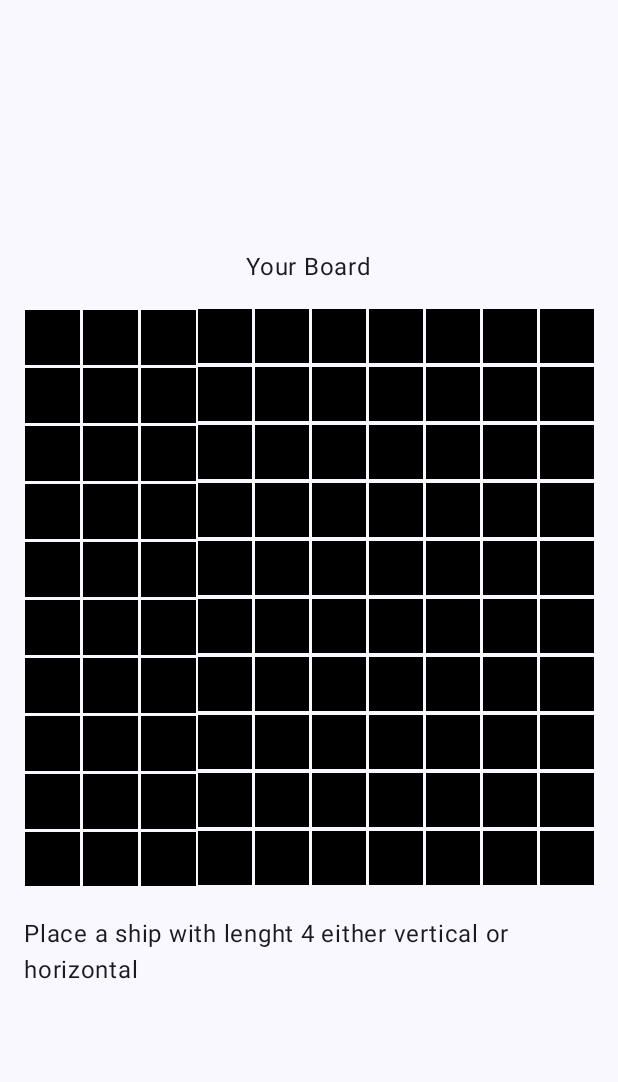
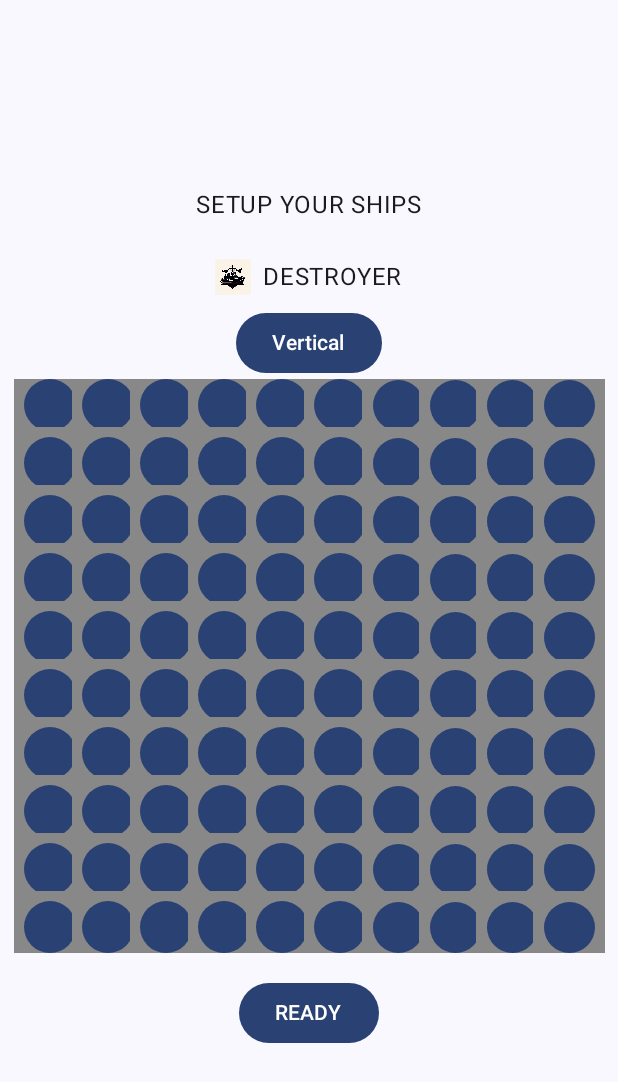
Before and after one commit to Nasirjamaelmi/Android-devolopment, an Android app built with Jetpack Compose: the screen it shows after launch (MainActivity), after a tap on "Start Game", on a phone screen of 412 x 824 dp. Shown: the top 1082 px of the screen. Run offline under Robolectric (Android 15) with nearby library versions, the phone set to English and light mode, and no system bars.

Commit message:
ship placement

```diff
--- a/app/src/main/java/se/ju/jana22oj/project_eclipse/HomeScreen.kt
+++ b/app/src/main/java/se/ju/jana22oj/project_eclipse/HomeScreen.kt
@@ -10,8 +10,10 @@ import androidx.compose.foundation.layout.Column
 import androidx.compose.foundation.layout.height
 import androidx.compose.material3.Button
 import androidx.compose.material3.ButtonDefaults
+import androidx.compose.material3.ExperimentalMaterial3Api
 import androidx.compose.material3.MaterialTheme
 import androidx.compose.material3.Text
+import androidx.compose.material3.TextField
 import androidx.compose.runtime.Composable
 import androidx.compose.runtime.getValue
 import androidx.compose.runtime.remember
@@ -30,9 +32,10 @@ import androidx.navigation.compose.rememberNavController
 import se.ju.jana22oj.project_eclipse.screens.Screen
 
 
+@OptIn(ExperimentalMaterial3Api::class)
 @Composable
 fun HomeScreen(modifier: Modifier = Modifier, navController: NavController = rememberNavController()){
-    var homeTime by remember { mutableStateOf(true)}
+    var playerName by remember { mutableStateOf("") }
 
 
     Box(modifier = Modifier.fillMaxSize()){
@@ -52,12 +55,18 @@ fun HomeScreen(modifier: Modifier = Modifier, navController: NavController = rem
             fontWeight = FontWeight.Bold,
             color = Color.White
         )
+        TextField(
+            value = playerName,
+            onValueChange = { playerName = it },
+            label = { Text("Enter your name") },
+            modifier = Modifier.padding(vertical = 24.dp)
+        )
         Button(
             modifier = Modifier
                 .padding(vertical = 24.dp)
                 .height(50.dp)
                 .fillMaxWidth(fraction = 0.8f),
-                onClick = { navController.navigate(route = Screen.Game.route) },
+                onClick = { navController.navigate(route = Screen.Setup.route) },
                 colors = ButtonDefaults.buttonColors(Color.Black)
 
 
--- a/app/src/main/java/se/ju/jana22oj/project_eclipse/LobbyScreen.kt
+++ b/app/src/main/java/se/ju/jana22oj/project_eclipse/LobbyScreen.kt
@@ -80,7 +80,7 @@ fun PlayerItem(player: Player, lobbyViewModel: LobbyViewModel){
     ) {
         Text(text = player.name)
         Button(onClick = { lobbyViewModel.invitePlayer(player) }) {
-            Text("Text")
+            Text("Invite")
 
         }
     }
--- a/app/src/main/java/se/ju/jana22oj/project_eclipse/MainActivity.kt
+++ b/app/src/main/java/se/ju/jana22oj/project_eclipse/MainActivity.kt
@@ -25,6 +25,7 @@ import kotlinx.coroutines.launch
 import se.ju.jana22oj.project_eclipse.screens.GameScreen
 import se.ju.jana22oj.project_eclipse.screens.MainScreen
 import se.ju.jana22oj.project_eclipse.screens.Screen
+import se.ju.jana22oj.project_eclipse.screens.SetupShipScreen
 
 data class Cell(
     val row: Int,
@@ -52,6 +53,9 @@ class MainActivity : ComponentActivity() {
                         }
                         composable(route = Screen.Lobby.route){
                             LobbyScreen(navController = navController)
+                        }
+                        composable(route = Screen.Setup.route){
+                            SetupShipScreen()
                         }
                         composable(route = Screen.Game.route) {
                             GameScreen(navController = navController)
--- a/app/src/main/java/se/ju/jana22oj/project_eclipse/screens/GameScreen.kt
+++ b/app/src/main/java/se/ju/jana22oj/project_eclipse/screens/GameScreen.kt
@@ -1,8 +1,6 @@
 package se.ju.jana22oj.project_eclipse.screens
 
-import androidx.compose.foundation.Image
 import androidx.compose.foundation.layout.Arrangement
-import androidx.compose.foundation.layout.Box
 import androidx.compose.foundation.layout.Column
 import androidx.compose.foundation.layout.Spacer
 import androidx.compose.foundation.layout.aspectRatio
@@ -14,21 +12,18 @@ import androidx.compose.foundation.lazy.grid.LazyVerticalGrid
 import androidx.compose.foundation.lazy.grid.items
 import androidx.compose.material3.Button
 import androidx.compose.material3.ButtonDefaults
+import androidx.compose.material3.Icon
 import androidx.compose.material3.Text
 import androidx.compose.runtime.Composable
-import androidx.compose.runtime.mutableStateOf
-import androidx.compose.runtime.remember
+import androidx.compose.runtime.getValue
 import androidx.compose.ui.Alignment
 import androidx.compose.ui.Modifier
+import androidx.compose.ui.graphics.Color
 import androidx.compose.ui.graphics.RectangleShape
-import androidx.compose.ui.layout.ContentScale
-import androidx.compose.ui.res.painterResource
-import androidx.compose.ui.text.buildAnnotatedString
 import androidx.compose.ui.unit.dp
 import androidx.lifecycle.viewmodel.compose.viewModel
 import androidx.navigation.NavController
 import androidx.navigation.compose.rememberNavController
-import se.ju.jana22oj.project_eclipse.R
 import se.ju.jana22oj.project_eclipse.viewmodels.Cell
 import se.ju.jana22oj.project_eclipse.viewmodels.GameViewModel
 
@@ -37,8 +32,6 @@ import se.ju.jana22oj.project_eclipse.viewmodels.GameViewModel
 fun GameScreen(gameViewModel: GameViewModel = viewModel(),navController: NavController = rememberNavController())
 {
     val cells = gameViewModel.cells
-    val shipCreationMessage = gameViewModel.shipCreationMessage
-
 
     Column(
         modifier = Modifier
@@ -62,24 +55,13 @@ fun GameScreen(gameViewModel: GameViewModel = viewModel(),navController: NavCont
            }
 
         }
-        Text(
-            text = buildAnnotatedString {
-                val delimiter = "<br>"
-                val parts = shipCreationMessage.value.split(delimiter)
-                for ((index, part) in parts.withIndex()) {
-                    append(part)
-                    if (index < parts.size - 1) {
-                        append("\n")
-                    }
-                }
-            },
+        Text(text = "Make your ships ready",
             modifier = Modifier
                 .padding(top = 20.dp)
+                .height(20.dp)
         )
     }
-
 }
-
 @Composable
 fun CellView(cell: Cell, onClick: () -> Unit) {
     Button(
--- a/app/src/main/java/se/ju/jana22oj/project_eclipse/screens/Screen.kt
+++ b/app/src/main/java/se/ju/jana22oj/project_eclipse/screens/Screen.kt
@@ -2,7 +2,7 @@ package se.ju.jana22oj.project_eclipse.screens
 
 sealed class Screen(val route:String){
     object Main : Screen(route = "main")
-
+    object Setup: Screen(route = "Setup")
     object Lobby: Screen(route = "lobby")
     object Game : Screen(route = "game")
 
--- /dev/null
+++ b/app/src/main/java/se/ju/jana22oj/project_eclipse/screens/SetupShipScreen.kt
@@ -0,0 +1,165 @@
+package se.ju.jana22oj.project_eclipse.screens
+
+import androidx.compose.foundation.Image
+import androidx.compose.foundation.background
+import androidx.compose.foundation.clickable
+import androidx.compose.foundation.layout.Arrangement
+import androidx.compose.foundation.layout.Box
+import androidx.compose.foundation.layout.Column
+import androidx.compose.foundation.layout.Row
+import androidx.compose.foundation.layout.Spacer
+import androidx.compose.foundation.layout.aspectRatio
+import androidx.compose.foundation.layout.fillMaxSize
+import androidx.compose.foundation.layout.height
+import androidx.compose.foundation.layout.padding
+import androidx.compose.foundation.layout.size
+import androidx.compose.foundation.layout.width
+import androidx.compose.foundation.lazy.grid.GridCells
+import androidx.compose.foundation.lazy.grid.LazyVerticalGrid
+import androidx.compose.material3.Button
+import androidx.compose.material3.DropdownMenu
+import androidx.compose.material3.DropdownMenuItem
+import androidx.compose.material3.Text
+import androidx.compose.runtime.Composable
+import androidx.compose.runtime.MutableState
+import androidx.compose.runtime.getValue
+import androidx.compose.runtime.mutableStateOf
+import androidx.compose.runtime.remember
+import androidx.compose.runtime.setValue
+import androidx.compose.ui.Alignment
+import androidx.compose.ui.Modifier
+import androidx.compose.ui.graphics.Color
+import androidx.compose.ui.res.painterResource
+import androidx.compose.ui.tooling.preview.Preview
+import androidx.compose.ui.unit.dp
+import androidx.lifecycle.viewmodel.compose.viewModel
+import se.ju.jana22oj.project_eclipse.R
+import se.ju.jana22oj.project_eclipse.viewmodels.Board
+import se.ju.jana22oj.project_eclipse.viewmodels.Coordinates
+import se.ju.jana22oj.project_eclipse.viewmodels.SetupShipViewModel
+import se.ju.jana22oj.project_eclipse.viewmodels.Ship
+import se.ju.jana22oj.project_eclipse.viewmodels.ShipType
+
+
+@Composable
+fun SetupShipScreen(setupShipViewModel: SetupShipViewModel = viewModel()) {
+    val ships = setupShipViewModel.ships
+    val selectedShipType = remember { mutableStateOf(ShipType.DESTROYER) } // default selection
+    val isRotated = remember { mutableStateOf(false) } // to handle ship rotation
+
+    Column(
+            modifier = Modifier
+                    .fillMaxSize()
+                    .padding(16.dp),
+            verticalArrangement = Arrangement.Center,
+            horizontalAlignment = Alignment.CenterHorizontally
+    ) {
+        Text(text = "SETUP YOUR SHIPS")
+        Spacer(modifier = Modifier.height(16.dp))
+
+        // Dropdown menu for ship selection
+        DropdownMenuWithIcons(selectedShipType)
+
+        // Button to toggle ship rotation
+        Button(onClick = { isRotated.value = !isRotated.value }) {
+            Text(text = if (isRotated.value) "Horizontal" else "Vertical")
+        }
+
+        // Grid for ship placement
+        LazyVerticalGrid(
+                columns = GridCells.Fixed(Board.BoardSize),
+                verticalArrangement = Arrangement.spacedBy(4.dp),
+                horizontalArrangement = Arrangement.spacedBy(4.dp)
+        ) {
+            items(Board.BoardSize * Board.BoardSize) { index ->
+                val x = index % Board.BoardSize
+                val y = index / Board.BoardSize
+                CellView(Coordinates(x, y), ships, setupShipViewModel, selectedShipType.value, isRotated.value)
+            }
+        }
+
+        Spacer(modifier = Modifier.height(16.dp))
+
+        // Ready button
+        Button(onClick = { setupShipViewModel.startGame() }) {
+            Text("READY")
+        }
+    }
+}
+
+@Composable
+fun DropdownMenuWithIcons(selectedShipType: MutableState<ShipType>) {
+    var expanded by remember { mutableStateOf(false) }
+    val shipTypes = ShipType.values()
+
+    Box {
+        Row(modifier = Modifier
+                .clickable { expanded = true }
+                .padding(8.dp)) {
+            ShipIcon(selectedShipType.value, Modifier.size(24.dp))
+            Spacer(Modifier.width(8.dp))
+            Text(text = selectedShipType.value.name)
+        }
+        DropdownMenu(
+                expanded = expanded,
+                onDismissRequest = { expanded = false }
+        ) {
+            shipTypes.forEach { shipType ->
+                DropdownMenuItem(onClick = {
+                    selectedShipType.value = shipType
+                    expanded = false
+                }) {
+                    Row(verticalAlignment = Alignment.CenterVertically) {
+                        ShipIcon(shipType, Modifier.size(24.dp))
+                        Spacer(Modifier.width(8.dp))
+                        Text(shipType.name)
+                    }
+                }
+            }
+        }
+    }
+}
+
+
+
+
+@Composable
+fun CellView(coordinates: Coordinates, ships: List<Ship>, viewModel: SetupShipViewModel, shipType: ShipType, isRotated: Boolean) {
+    val shipInCell = ships.find { ship -> coordinates in ship.coordinates }
+    Button(
+            onClick = {
+                if (shipInCell == null) viewModel.placeShip(shipType, coordinates, isRotated)
+            },
+            modifier = Modifier
+                    .aspectRatio(1f)
+                    .background(if (shipInCell != null) Color.Red else Color.Gray),
+            content = {
+                shipInCell?.let { ShipIcon(it.type) }
+            }
+    )
+}
+
+
+
+@Composable
+fun ShipIcon(shipType: ShipType, modifier: Modifier = Modifier) {
+    val iconResource = when (shipType) {
+        ShipType.CARRIER -> R.drawable.icon_carrier
+        ShipType.BATTLESHIP -> R.drawable.icon_battleship
+        ShipType.CRUISER -> R.drawable.icon_crusier
+        ShipType.DESTROYER -> R.drawable.icon_destroyer
+    }
+
+    Image(
+            painter = painterResource(id = iconResource),
+            contentDescription = "Ship Icon",
+            modifier = modifier
+    )
+}
+
+
+@Preview(showBackground = true, widthDp = 320, heightDp = 320)
+@Composable
+fun DefaultPreview(){
+    SetupShipScreen()
+}
--- /dev/null
+++ b/app/src/main/java/se/ju/jana22oj/project_eclipse/viewmodels/SetupShipViewModel.kt
@@ -0,0 +1,177 @@
+package se.ju.jana22oj.project_eclipse.viewmodels
+
+import androidx.compose.runtime.MutableState
+import androidx.compose.runtime.mutableStateOf
+import androidx.lifecycle.ViewModel
+import androidx.lifecycle.viewModelScope
+import io.garrit.android.multiplayer.SupabaseService
+import kotlinx.coroutines.launch
+import se.ju.jana22oj.project_eclipse.viewmodels.Board.BoardSize
+
+
+class Ship(val type: ShipType, val coordinates: List<Coordinates>)
+data class Coordinates(val x: Int, val y: Int)
+enum class ShipType(val size: Int) {
+    CARRIER(4),
+    BATTLESHIP(3),
+    CRUISER(2),
+    DESTROYER(1)
+}
+
+object Board {
+    const val BoardSize = 10
+    private val _cells = mutableListOf<Cell>()
+
+    init {
+        _cells.clear()
+        for (x in 0 until BoardSize) {
+            for (y in 0 until BoardSize) {
+                _cells.add(Cell(Coordinates(x, y)))
+            }
+        }
+    }
+
+    fun placeShip(ship: Ship) {
+        for (coordinate in ship.coordinates) {
+            val cell = getCell(coordinate)
+            cell.occupy(ship)
+        }
+    }
+
+    fun removeShip(ship: Ship) {
+        for (coordinate in ship.coordinates) {
+            val cell = getCell(coordinate)
+            cell.clear()
+        }
+    }
+
+    fun getCell(coordinate: Coordinates): Cell {
+        for (cell in _cells) {
+            if (cell.coordinates == coordinate) {
+                return cell
+            }
+        }
+        throw Exception("Invalid coordinate: $coordinate")
+    }
+
+
+}
+
+class Cell(val coordinates: Coordinates) {
+    private var _occupant: Ship? = null
+
+    fun occupy(ship: Ship) {
+        _occupant = ship
+    }
+
+    fun clear() {
+        _occupant = null
+    }
+
+    fun isOccupied(): Boolean {
+        return _occupant != null
+    }
+}
+
+
+class SetupShipViewModel: ViewModel() {
+    private val _ships: MutableState<List<Ship>> = mutableStateOf(emptyList())
+    val ships: List<Ship> = _ships.value
+
+
+    val board = Board
+
+    fun placeShip(shipType: ShipType, coordinates: Coordinates, isRotated: Boolean) {
+
+
+        // Validate ship placement (within board boundaries, no overlapping ships)
+        if (!isValidPlacement(shipType, coordinates, isRotated)) {
+            return
+        }
+
+        // Create a Ship object with the specified type and coordinates
+        val ship = Ship(shipType, calculateShipCoordinates(shipType, coordinates, isRotated))
+
+        // Place the ship on the board (update board state)
+        board.placeShip(ship)
+
+        // Add the ship to the _ships list
+        _ships.value = _ships.value + listOf(ship)
+
+    }
+
+    fun removeShip(ship: Ship) {
+        // Remove the ship from the _ships list
+        _ships.value = _ships.value - listOf(ship)
+
+        // Remove the ship from the board (update board state)
+        board.removeShip(ship)
+
+    }
+
+    private fun calculateShipCoordinates(shipType: ShipType, startCoordinate: Coordinates, isRotated: Boolean): List<Coordinates> {
+        return if (isRotated) {
+            // For horizontal placement
+            (0 until shipType.size).map { xOffset ->
+                Coordinates(startCoordinate.x + xOffset, startCoordinate.y)
+            }
+        } else {
+            // For vertical placement (original implementation)
+            (0 until shipType.size).map { yOffset ->
+                Coordinates(startCoordinate.x, startCoordinate.y + yOffset)
+            }
+        }
+    }
+
+
+    fun isWithinBoardBoundaries(coordinates: Coordinates): Boolean {
+        val (x, y) = coordinates
+        return x in 0 until Board.BoardSize && y in 0 until BoardSize
+    }
+
+    fun canPlaceShip(existingShip: Ship, coordinates: Coordinates, newShipType: ShipType): Boolean {
+        val (x, y) = coordinates
+
+        // Check if the new ship is overlapping an existing ship
+        for (existingShipCoordinate in existingShip.coordinates) {
+            if (x == existingShipCoordinate.x && y == existingShipCoordinate.y) {
+                return false
+            }
+        }
+
+        // Check if the new ship can be placed without extending beyond the board boundaries
+        val extendedShipCoordinates = mutableListOf<Coordinates>()
+        for (yOffset in 0 until newShipType.size) {
+            extendedShipCoordinates.add(Coordinates(x, y + yOffset))
+        }
+
+        return extendedShipCoordinates.none { existingShipCoordinate ->
+            existingShipCoordinate in existingShip.coordinates
+        }
+    }
+
+
+    fun startGame() {
+        viewModelScope.launch {
+            SupabaseService.playerReady()
+        }
+    }
+
+    fun isValidPlacement(shipType: ShipType, coordinates: Coordinates, isRotated: Boolean): Boolean {
+        val shipCoordinates = calculateShipCoordinates(shipType, coordinates, isRotated)
+
+        // Check if all coordinates of the ship are within the board boundaries
+        if (shipCoordinates.any { !isWithinBoardBoundaries(it) }) {
+            return false
+        }
+
+        // Check if the ship can be placed without overlapping existing ships
+        for (existingShip in ships) {
+            if (shipCoordinates.any { existingShip.coordinates.contains(it) }) {
+                return false
+            }
+        }
+
+        return true
+    }
+}
```
Also changed, not shown: app/src/main/java/se/ju/jana22oj/project_eclipse/viewmodels/GameViewModel.kt (+17 -25 lines), app/src/main/res/drawable/icon_battleship.png (added), app/src/main/res/drawable/icon_carrier.png (added), app/src/main/res/drawable/icon_crusier.png (added), app/src/main/res/drawable/icon_destroyer.png (added).
